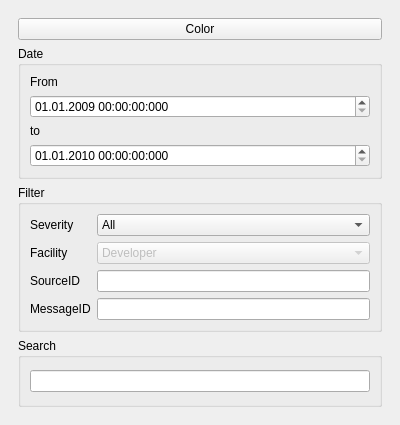
Old version of the form logfileviewerfiltereditordockwidget.ui in the repository KomplexMaster/LogViewer.
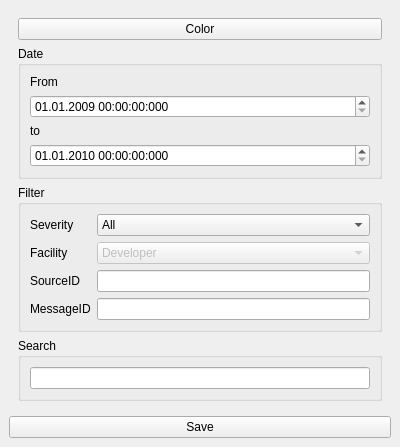
New version of the form.

The edit to the form file:
```diff
--- a/logfileviewerfiltereditordockwidget.ui
+++ b/logfileviewerfiltereditordockwidget.ui
@@ -7,7 +7,7 @@
     <x>0</x>
     <y>0</y>
     <width>400</width>
-    <height>425</height>
+    <height>440</height>
    </rect>
   </property>
   <property name="windowTitle">
@@ -254,6 +254,13 @@
       </layout>
      </widget>
     </item>
+    <item row="1" column="0">
+     <widget class="QPushButton" name="pushButtonSave">
+      <property name="text">
+       <string>Save</string>
+      </property>
+     </widget>
+    </item>
    </layout>
   </widget>
  </widget>
```
Left out of the diff: 51 changed lines with no effect on the pictures.
